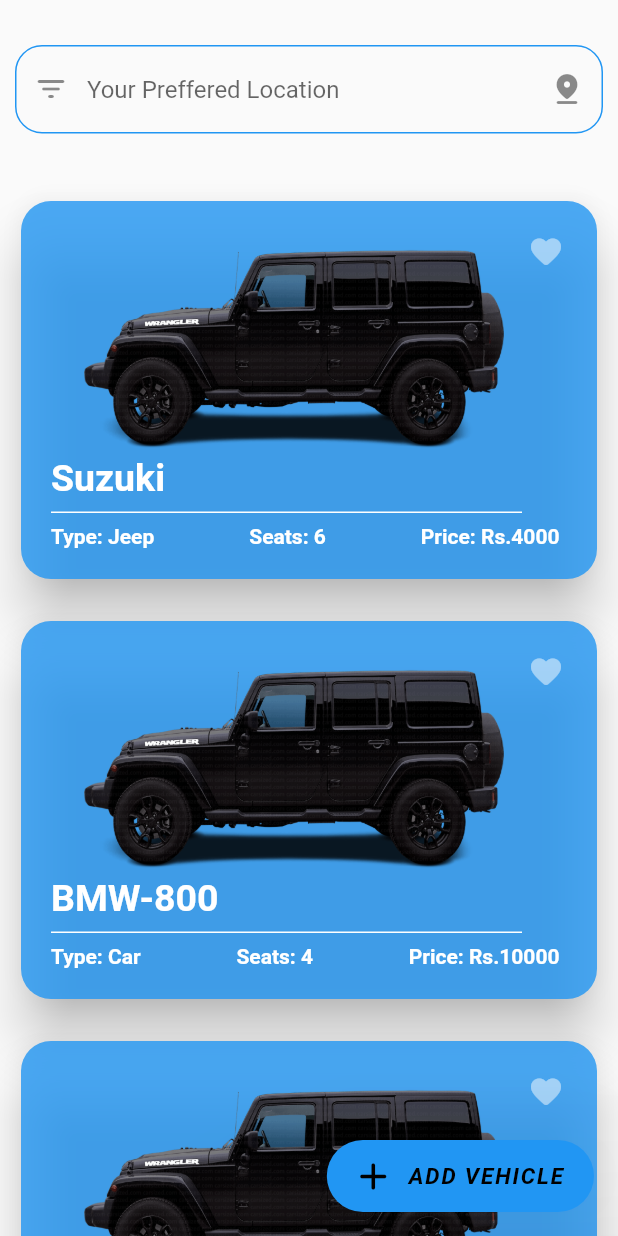
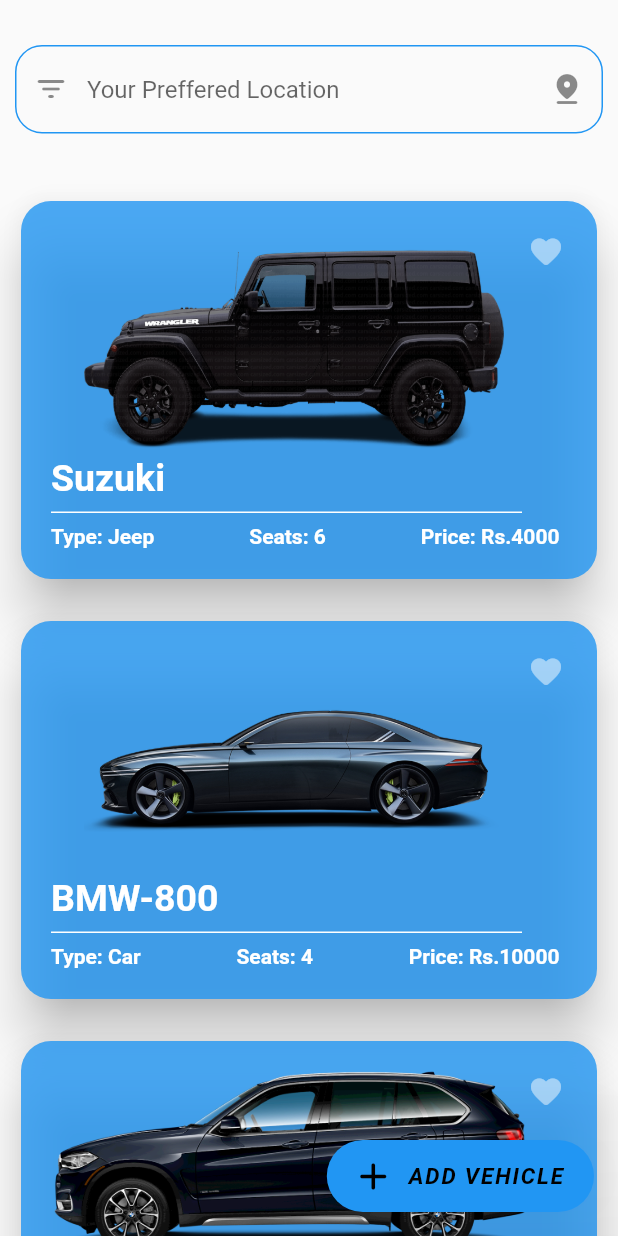
Before and after one commit to riiteeshh/Rental_App, a Flutter app: the HomePage screen opened by its route, on a phone screen of 412 x 824 dp. Run offline on Flutter 3.47's test engine with Material 2 defaults, Android fonts, the phone set to English and light mode, and no system bars; Roboto replaces fonts that are missing (Zen).

Commit message:
rental_app

```diff
--- a/lib/new_card.dart
+++ b/lib/new_card.dart
@@ -38,6 +38,13 @@
   ];
   int fav_count = 0;
   bool fav = false;
+  List img = [
+    Image.asset('asset/images/car.png'),
+    Image.asset('asset/images/jeep.png'),
+    Image.asset('asset/images/suv.png'),
+  ];
+
+  int ind = 0;
   @override
   Widget build(BuildContext context) {
     return Container(
@@ -47,6 +54,13 @@
       child: ListView.builder(
         itemCount: ent.length,
         itemBuilder: ((context, index) {
+          if (ent[index].type == 'Jeep') {
+            ind = 1;
+          } else if (ent[index].type == 'Car') {
+            ind = 0;
+          } else if (ent[index].type == 'Suv') {
+            ind = 2;
+          }
           return Container(
             width: double.infinity,
             height: 260,
@@ -80,7 +94,7 @@
                       height: 155,
                       alignment: Alignment.center,
                       width: double.infinity,
-                      child: (Image.asset('asset/images/jeep.png')),
+                      child: (img[ind]),
                     ),
                     Container(
                       width: double.infinity,
```
